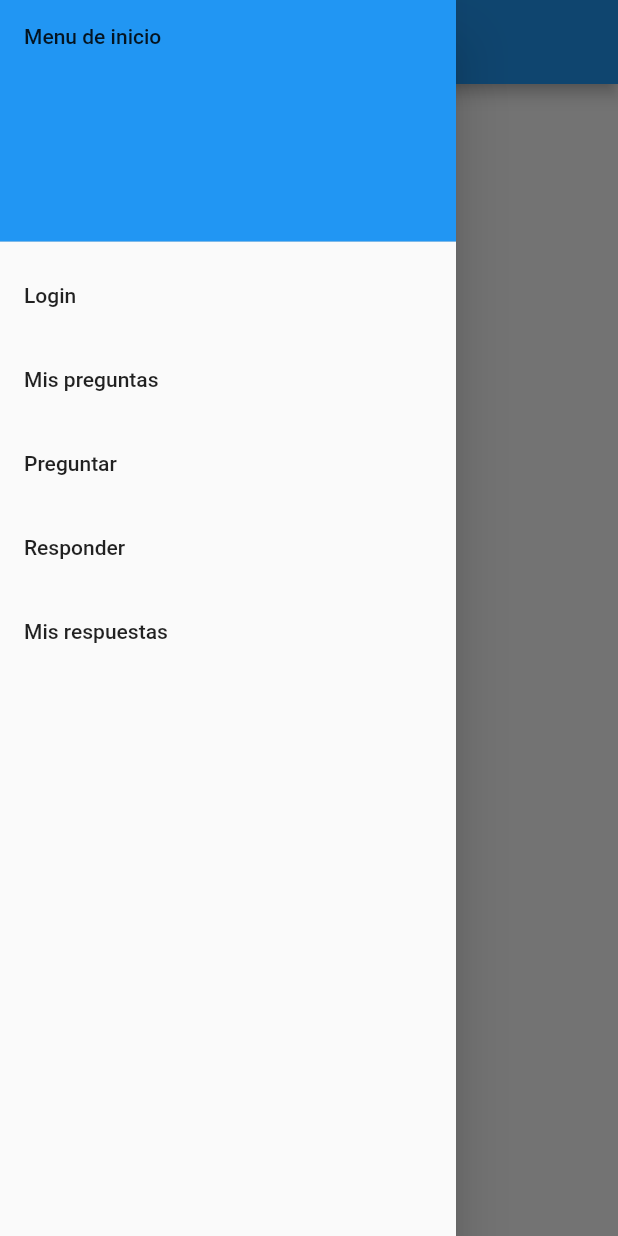
After one commit to elquimeras/baigones, a Flutter app: the screen it shows after launch, with the side drawer open, on a phone screen of 412 x 824 dp. The commit adds this screen. Run offline on Flutter 3.47's test engine with Material 2 defaults, Android fonts, the phone set to English and light mode, and no system bars.

Commit message:
agregar login en el draw

```diff
--- /dev/null
+++ b/lib/drawer.dart
@@ -0,0 +1,74 @@
+
+import 'package:flutter/material.dart';
+import './login.dart';
+
+class MyDrawer extends StatelessWidget {
+  @override
+  Widget build(BuildContext context) {
+    return Drawer(
+        // Add a ListView to the drawer. This ensures the user can scroll
+        // through the options in the Drawer if there isn't enough vertical
+        // space to fit everything.
+        child: ListView(
+          // Important: Remove any padding from the ListView.
+          padding: EdgeInsets.zero,
+          children: <Widget>[
+            DrawerHeader(
+              child: Text('Menu de inicio'),
+              decoration: BoxDecoration(
+                color: Colors.blue,
+              ),
+            ),
+            ListTile(
+              title: Text('Login'),
+              onTap: () {
+                // Update the state of the app
+                // ...
+                // Then close the drawer
+                Navigator.push(
+                context,
+                MaterialPageRoute(builder: (context) => LoginPage()),
+              );
+              },
+            ),
+            ListTile(
+              title: Text('Mis preguntas '),
+              onTap: () {
+                // Update the state of the app
+                // ...
+                // Then close the drawer
+                Navigator.pop(context);
+              },
+            ),
+            ListTile(
+              title: Text('Preguntar'),
+              onTap: () {
+                // Update the state of the app
+                // ...
+                // Then close the drawer
+                Navigator.pop(context);
+              },
+            ),
+            ListTile(
+              title: Text('Responder'),
+              onTap: () {
+                // Update the state of the app
+                // ...
+                // Then close the drawer
+                Navigator.pop(context);
+              },
+            ),
+            ListTile(
+              title: Text('Mis respuestas'),
+              onTap: () {
+                // Update the state of the app
+                // ...
+                // Then close the drawer
+                Navigator.pop(context);
+              },
+            ),
+          ],
+        ),
+      );
+  }
+}
```
Also changed, not shown: lib/home.dart (+2 -53 lines).
